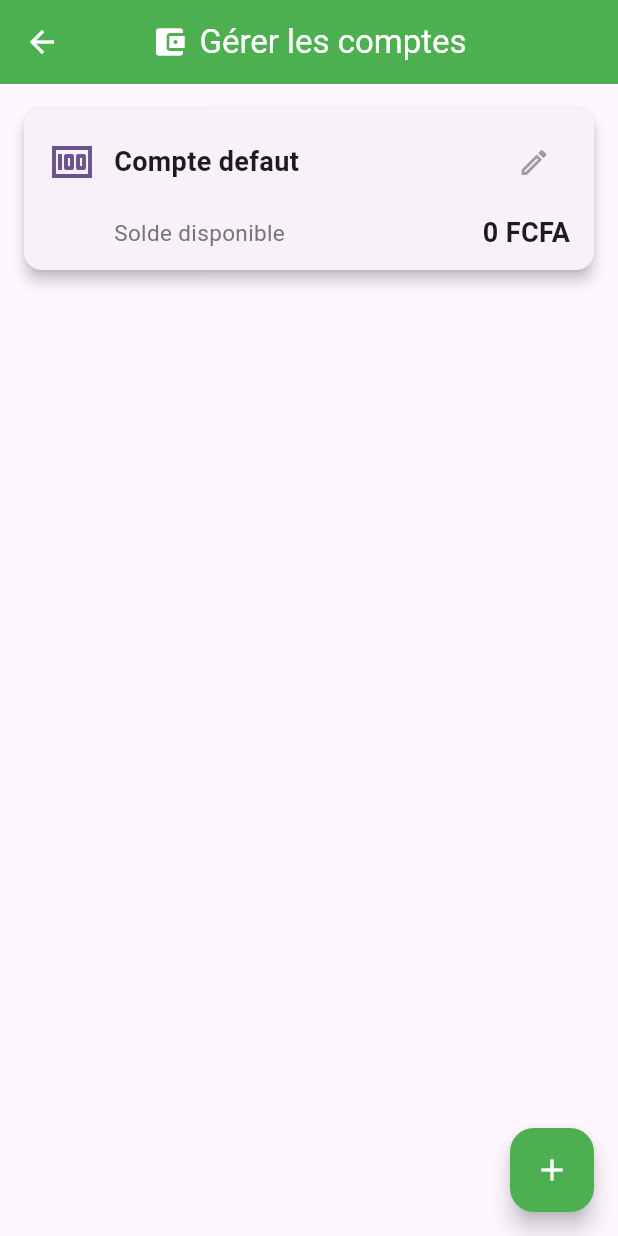
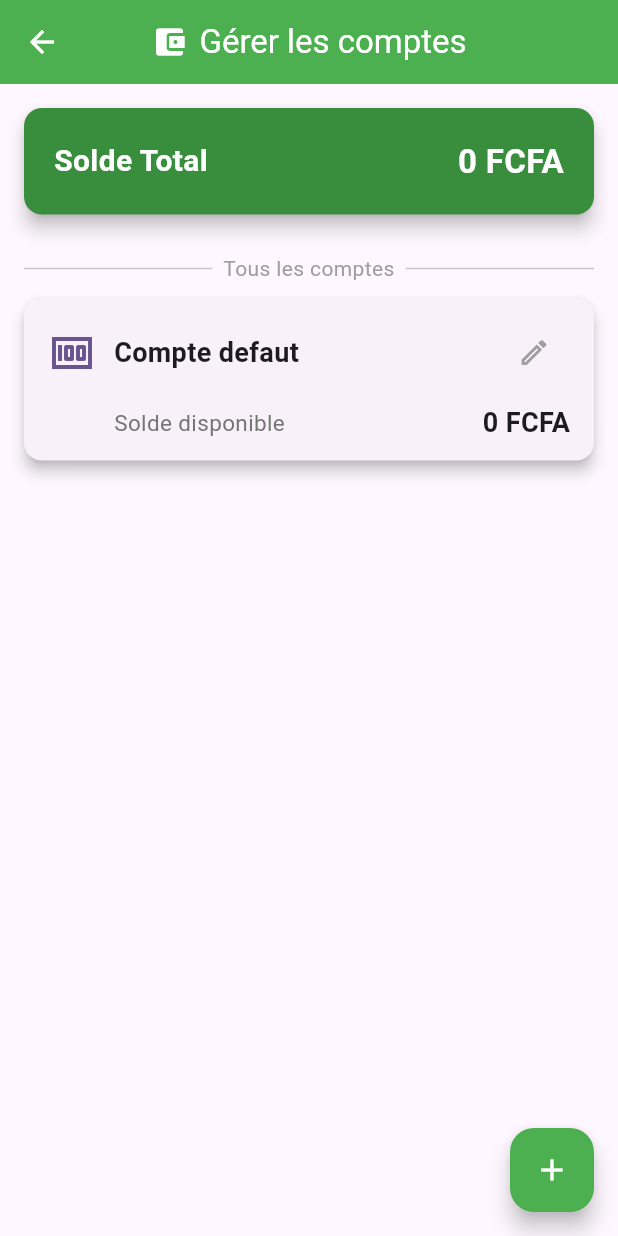
Before and after one commit to Panasoft94/FinanTrack, a Flutter app: the AccountsScreen screen opened directly, on a phone screen of 412 x 824 dp. Run offline on Flutter 3.47's test engine with Material 3 defaults, Android fonts, the light colour scheme and no system bars; our stand-ins replace another_flushbar, dropdown_button2, fl_chart, flutter_staggered_animations, local_auth, pdf and 5 more; accounts and stored records are empty.

Commit message:
Amelioration de l'interface accounts

```diff
--- a/lib/screens/accounts/accounts_screen.dart
+++ b/lib/screens/accounts/accounts_screen.dart
@@ -177,11 +177,25 @@ class _AccountsScreenState extends State<AccountsScreen> {
             );
           } else {
             final accounts = snapshot.data!;
+            final totalBalance = accounts.fold(0.0, (sum, account) => sum + account.balance);
+
             accounts.sort((a, b) => a.name.toLowerCase().compareTo(b.name.toLowerCase()));
-            return ListView.builder(
-              padding: const EdgeInsets.all(16.0),
-              itemCount: accounts.length,
-              itemBuilder: (context, index) => _buildAccountCard(accounts[index]),
+
+            return Column(
+              children: [
+                _buildTotalBalanceCard(totalBalance),
+                const Padding(
+                  padding: EdgeInsets.symmetric(horizontal: 16.0, vertical: 10.0),
+                  child: Row(children: [Expanded(child: Divider()), Text("  Tous les comptes  ", style: TextStyle(color: Colors.grey)), Expanded(child: Divider())]),
+                ),
+                Expanded(
+                  child: ListView.builder(
+                    padding: const EdgeInsets.symmetric(horizontal: 16.0),
+                    itemCount: accounts.length,
+                    itemBuilder: (context, index) => _buildAccountCard(accounts[index]),
+                  ),
+                ),
+              ],
             );
           }
         },
@@ -192,6 +206,31 @@ class _AccountsScreenState extends State<AccountsScreen> {
         foregroundColor: Colors.white,
         child: const Icon(Icons.add),
         tooltip: 'Ajouter un compte',
+      ),
+    );
+  }
+
+  Widget _buildTotalBalanceCard(double totalBalance) {
+    return Card(
+      margin: const EdgeInsets.all(16.0),
+      elevation: 5,
+      shape: RoundedRectangleBorder(borderRadius: BorderRadius.circular(12)),
+      color: Colors.green.shade700,
+      child: Padding(
+        padding: const EdgeInsets.all(20.0),
+        child: Row(
+          mainAxisAlignment: MainAxisAlignment.spaceBetween,
+          children: [
+            const Text(
+              'Solde Total',
+              style: TextStyle(fontSize: 20, fontWeight: FontWeight.bold, color: Colors.white),
+            ),
+            Text(
+              '${_formatAmount(totalBalance)} FCFA',
+              style: const TextStyle(fontSize: 22, fontWeight: FontWeight.bold, color: Colors.white),
+            ),
+          ],
+        ),
       ),
     );
   }
```
